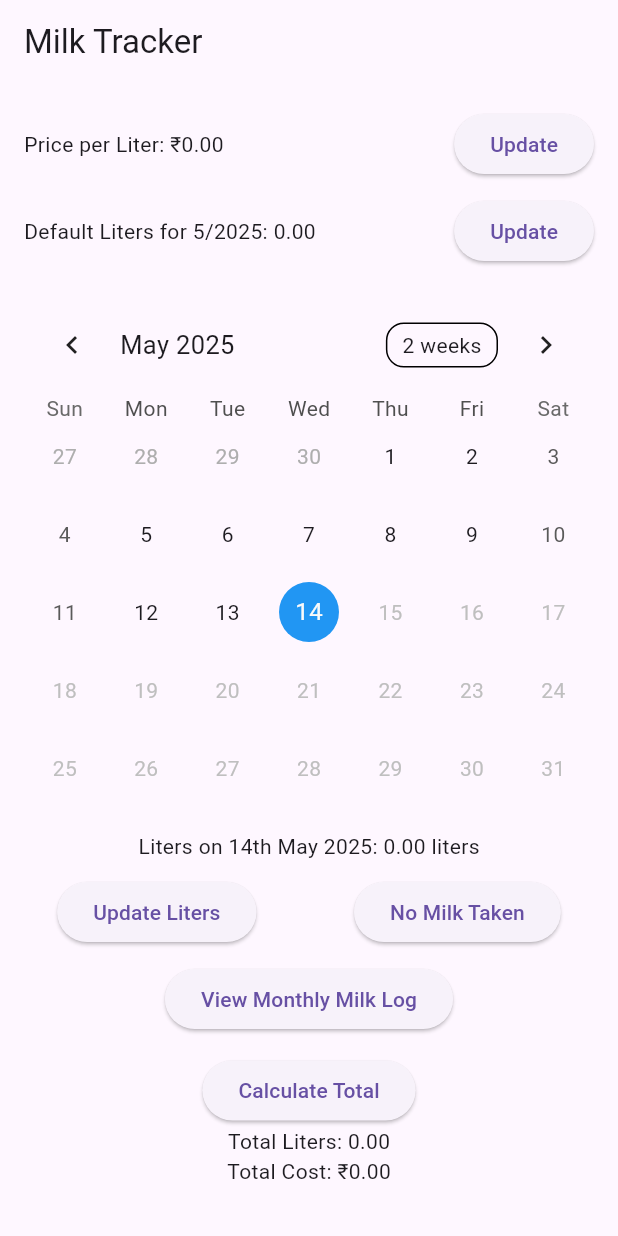
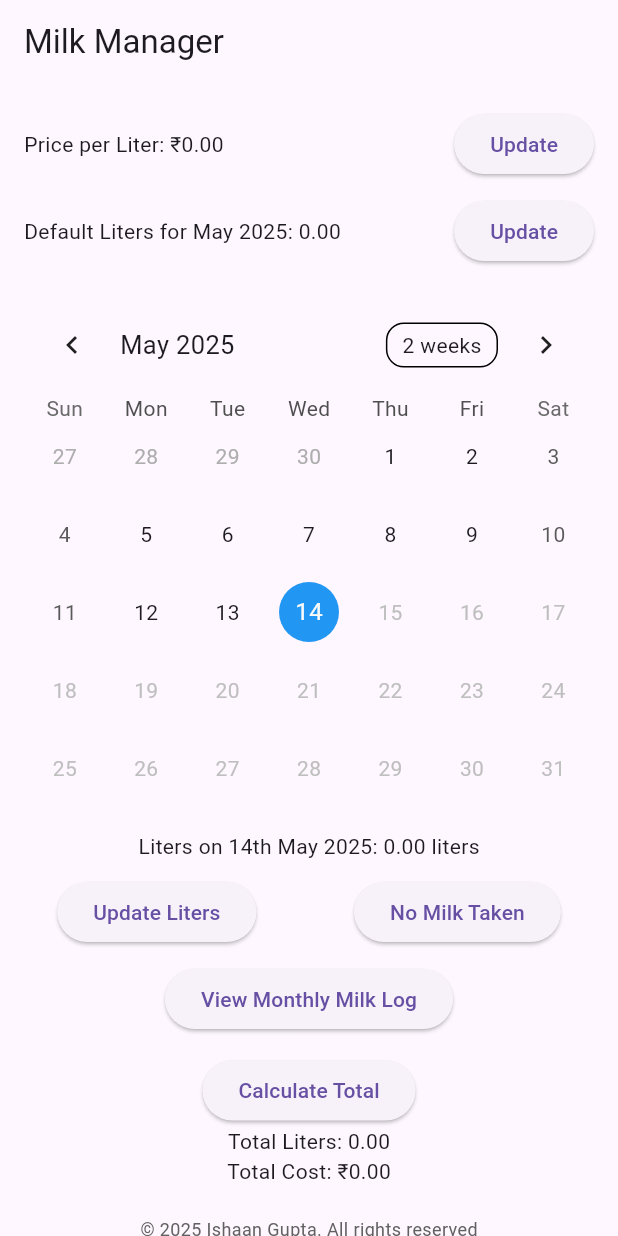
Before and after one commit to Ishaan1919/MilkTracker, a Flutter app: the screen it shows after launch, on a phone screen of 412 x 824 dp. Run offline on Flutter 3.47's test engine with Material 3 defaults, Android fonts, the phone set to English and light mode, and no system bars; drawn by our look-alikes of table_calendar; our stand-ins replace shared_preferences.

Commit message:
Update the Milk Manager App

```diff
--- a/lib/screens/home_screen.dart
+++ b/lib/screens/home_screen.dart
@@ -112,10 +112,12 @@ double _calculateTotalLitersForMonth(DateTime month) {
 
 
     return Scaffold(
-      appBar: AppBar(title: const Text("Milk Tracker")),
-      body: Padding(
+      appBar: AppBar(title: const Text("Milk Manager")),
+      body: SingleChildScrollView(
         padding: const EdgeInsets.all(16.0),
-        child: Column(children: [
+        child: Column(
+          // crossAxisAlignment: CrossAxisAlignment.start,
+          children: [
           Row(
             children: [
               Expanded(
@@ -140,7 +142,9 @@ double _calculateTotalLitersForMonth(DateTime month) {
           Row(
   children: [
           Expanded(
-              child: Text("Default Liters for ${_focusedDay.month}/${_focusedDay.year}: ${_defaultLiters.toStringAsFixed(2)}"),
+              child: Text(
+  "Default Liters for ${_monthName(_focusedDay.month)} ${_focusedDay.year}: ${_defaultLiters.toStringAsFixed(2)}"
+),
             ),
             ElevatedButton(
               onPressed: () => _showUpdateDialog(
@@ -253,6 +257,16 @@ double _calculateTotalLitersForMonth(DateTime month) {
           ),
           Text("Total Liters: ${_calculatedTotalLiters.toStringAsFixed(2)}"),
           Text("Total Cost: ₹${_calculatedTotalCost.toStringAsFixed(2)}"),
+          const SizedBox(height: 20),
+Center(
+  child: Text(
+    "© 2025 Ishaan Gupta. All rights reserved",
+    style: TextStyle(
+      fontSize: 12,
+      color: Colors.grey[700],
+    ),
+  ),
+),
 
         ]),
       ),
@@ -476,6 +490,14 @@ void _calculateTotalsForMonth() {
   });
 }
 
+String _monthName(int month) {
+  const months = [
+    'January', 'February', 'March', 'April', 'May', 'June',
+    'July', 'August', 'September', 'October', 'November', 'December'
+  ];
+  return months[month - 1];
+}
+
 
 
 }
```
Also changed, not shown: 2 other files.
